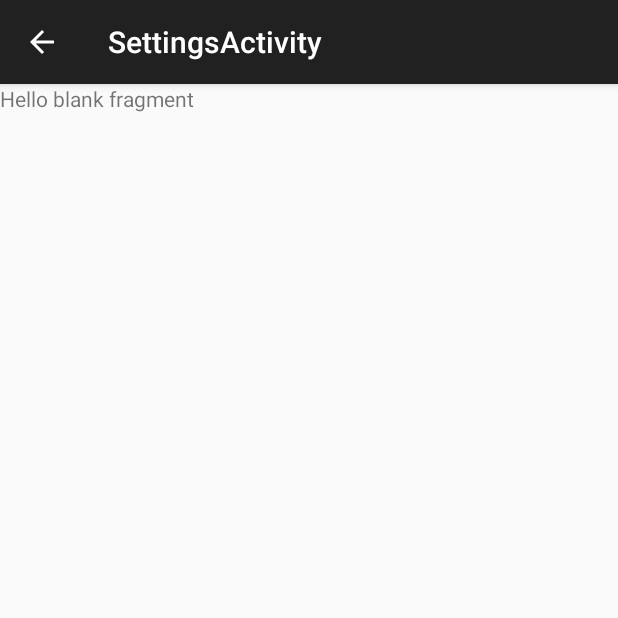
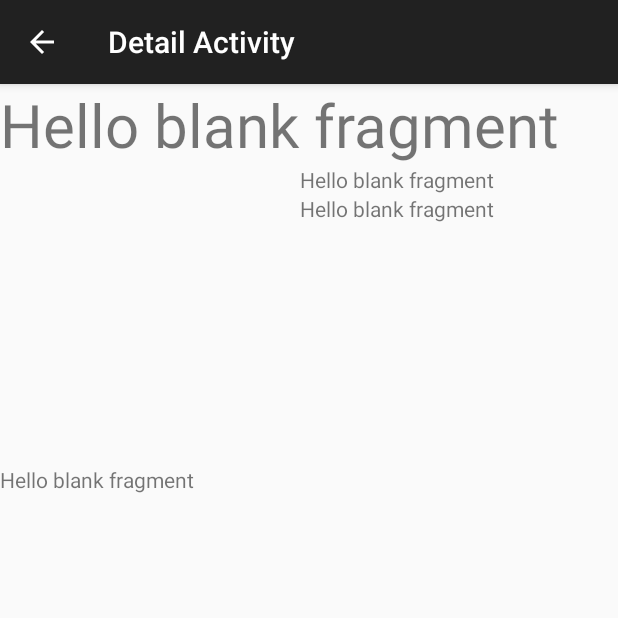
Before and after one commit to Alz-Android/MoviesP1, an Android app: the DetailActivity screen opened directly, with no data from a screen before it, on a phone screen of 412 x 824 dp, the top half of it. Run offline under Robolectric (Android 15) with nearby library versions, the phone set to English and light mode, and no system bars; our stand-ins replace Picasso; pictures from the network do not load; 6 statements that could not run were skipped.

Commit message:
details is ok but settings still doesn't show up

```diff
--- a/app/src/main/AndroidManifest.xml
+++ b/app/src/main/AndroidManifest.xml
@@ -22,7 +22,7 @@
         </activity>
         <activity
             android:name=".DetailActivity"
-            android:label="@string/title_activity_settings"
+            android:label="@string/title_activity_detail"
             android:parentActivityName=".MainActivity"/>
         <activity
             android:name=".SettingsActivity"
--- a/app/src/main/java/com/example/al/moviesp1/DetailActivity.java
+++ b/app/src/main/java/com/example/al/moviesp1/DetailActivity.java
@@ -7,10 +7,14 @@ import android.support.v4.app.Fragment;
 import android.support.v7.app.ActionBar;
 import android.support.v7.app.ActionBarActivity;
 import android.support.v7.app.AppCompatActivity;
+import android.util.Log;
 import android.view.LayoutInflater;
 import android.view.View;
 import android.view.ViewGroup;
+import android.widget.ImageView;
 import android.widget.TextView;
+
+import com.squareup.picasso.Picasso;
 
 public class DetailActivity extends AppCompatActivity {
 
@@ -36,12 +40,23 @@ public class DetailActivity extends AppCompatActivity {
 
             Intent intent = getActivity().getIntent();
             View rootView = inflater.inflate(R.layout.fragment_detail_activity, container, false);
-            if(intent != null && intent.hasExtra(Intent.EXTRA_TEXT)) {
-                String movie = intent.getStringExtra(Intent.EXTRA_TEXT);
-                ((TextView)rootView.findViewById(R.id.detail_text)).setText(movie);
+            if(intent != null) {
+                MovieInfo movieObj = (MovieInfo)intent.getSerializableExtra("movie");   //getStringExtra(Intent.EXTRA_TEXT);
+
+                Log.i("Detail", movieObj.title);
+
+                ((TextView)rootView.findViewById(R.id.title_text)).setText(movieObj.title);
+                ((TextView)rootView.findViewById(R.id.releaseDate_text)).setText(movieObj.releaseDate);
+                ((TextView)rootView.findViewById(R.id.userRating_text)).setText(movieObj.userRating);
+                ((TextView)rootView.findViewById(R.id.plot_text)).setText(movieObj.plot);
+
+                ImageView imageView = (ImageView) rootView.findViewById(R.id.movie_image);
+
+                Picasso.with(getContext())
+                        .load("http://image.tmdb.org/t/p/w185/" + movieObj.posterPath)
+                        .into(imageView);
             }
             return rootView;
         }
     }
-
 }
--- a/app/src/main/java/com/example/al/moviesp1/MovieInfo.java
+++ b/app/src/main/java/com/example/al/moviesp1/MovieInfo.java
@@ -2,10 +2,12 @@ package com.example.al.moviesp1;
 
 import android.util.Log;
 
+import java.io.Serializable;
+
 /**
  * Created by Al on 2016-01-07.
  */
-public class MovieInfo {
+public class MovieInfo implements Serializable {
 
     String posterPath;
     String title;
--- a/app/src/main/res/layout/fragment_detail_activity.xml
+++ b/app/src/main/res/layout/fragment_detail_activity.xml
@@ -1,4 +1,4 @@
-<FrameLayout xmlns:android="http://schemas.android.com/apk/res/android"
+<RelativeLayout xmlns:android="http://schemas.android.com/apk/res/android"
     xmlns:tools="http://schemas.android.com/tools"
     android:layout_width="match_parent"
     android:layout_height="match_parent"
@@ -6,9 +6,43 @@
 
     <!-- TODO: Update blank fragment layout -->
     <TextView
-        android:id="@+id/detail_text"
+        android:id="@+id/title_text"
         android:layout_width="match_parent"
-        android:layout_height="match_parent"
+        android:layout_height="wrap_content"
+        android:layout_alignParentTop="true"
+        android:textSize="40dp"
         android:text="@string/hello_blank_fragment" />
 
-</FrameLayout>
+    <TextView
+        android:id="@+id/releaseDate_text"
+        android:layout_width="wrap_content"
+        android:layout_height="wrap_content"
+        android:layout_alignParentRight="true"
+        android:layout_toRightOf="@+id/movie_image"
+        android:layout_below="@+id/title_text"
+        android:text="@string/hello_blank_fragment" />
+
+    <TextView
+        android:id="@+id/userRating_text"
+        android:layout_width="wrap_content"
+        android:layout_height="wrap_content"
+        android:layout_below="@+id/releaseDate_text"
+        android:layout_toRightOf="@+id/movie_image"
+        android:text="@string/hello_blank_fragment" />
+
+    <TextView
+        android:id="@+id/plot_text"
+        android:layout_width="match_parent"
+        android:layout_height="wrap_content"
+        android:layout_below="@+id/movie_image"
+        android:text="@string/hello_blank_fragment" />
+
+    <ImageView
+        android:id="@+id/movie_image"
+        android:layout_width="200dp"
+        android:layout_height="200dp"
+        android:layout_below="@+id/title_text"
+
+        android:scaleType="centerCrop" />
+
+</RelativeLayout>
--- a/app/src/main/res/layout/fragment_settings_activity.xml
+++ b/app/src/main/res/layout/fragment_settings_activity.xml
@@ -9,7 +9,7 @@
     <!-- TODO: Update blank fragment layout -->
     <TextView
         android:id="@+id/settings_text"
-        android:text="Konnichiwa Settings"
+        android:text="Settings"
         android:layout_width="wrap_content"
         android:layout_height="wrap_content" />
 
--- a/app/src/main/res/values/strings.xml
+++ b/app/src/main/res/values/strings.xml
@@ -1,8 +1,8 @@
 <resources>
     <string name="app_name">MoviesP1</string>
     <string name="action_settings">Settings</string>
-    <string name="title_activity_detail">DetailActivity</string>
-    <string name="title_activity_settings">SettingsActivity</string>
+    <string name="title_activity_detail">Detail Activity</string>
+    <string name="title_activity_settings">Settings Activity</string>
 
 
     <string name="pref_sort_order_label">Sort Order</string>
```
Also changed, not shown: app/src/main/java/com/example/al/moviesp1/MainActivityFragment.java (+3 -8 lines).
